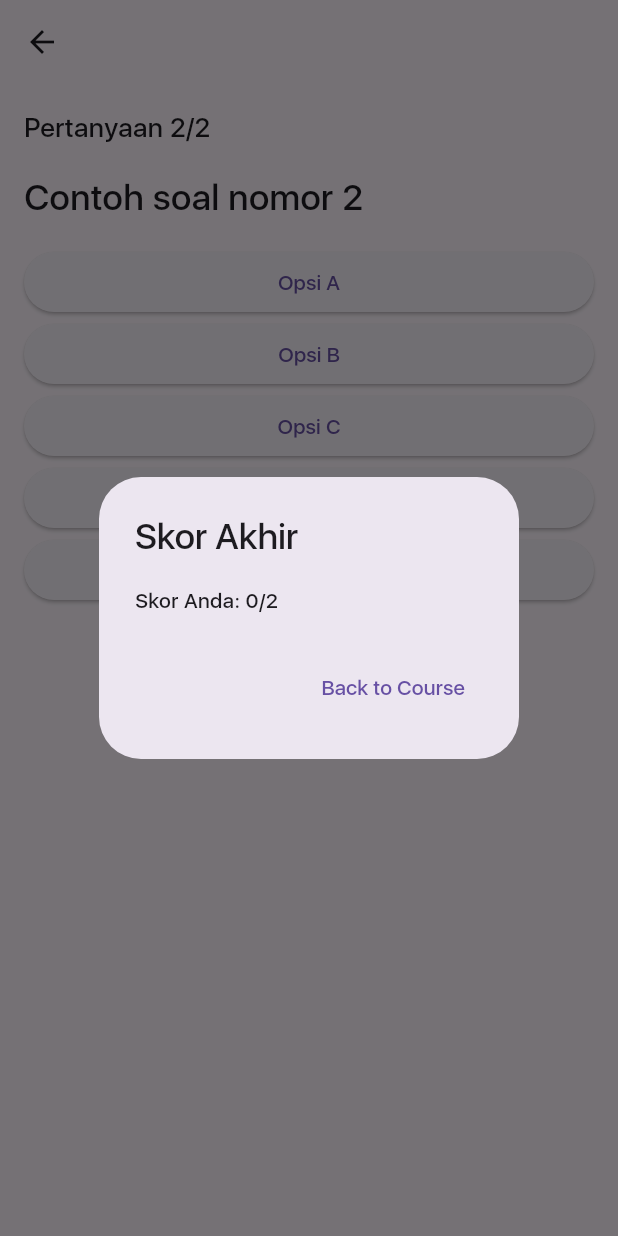
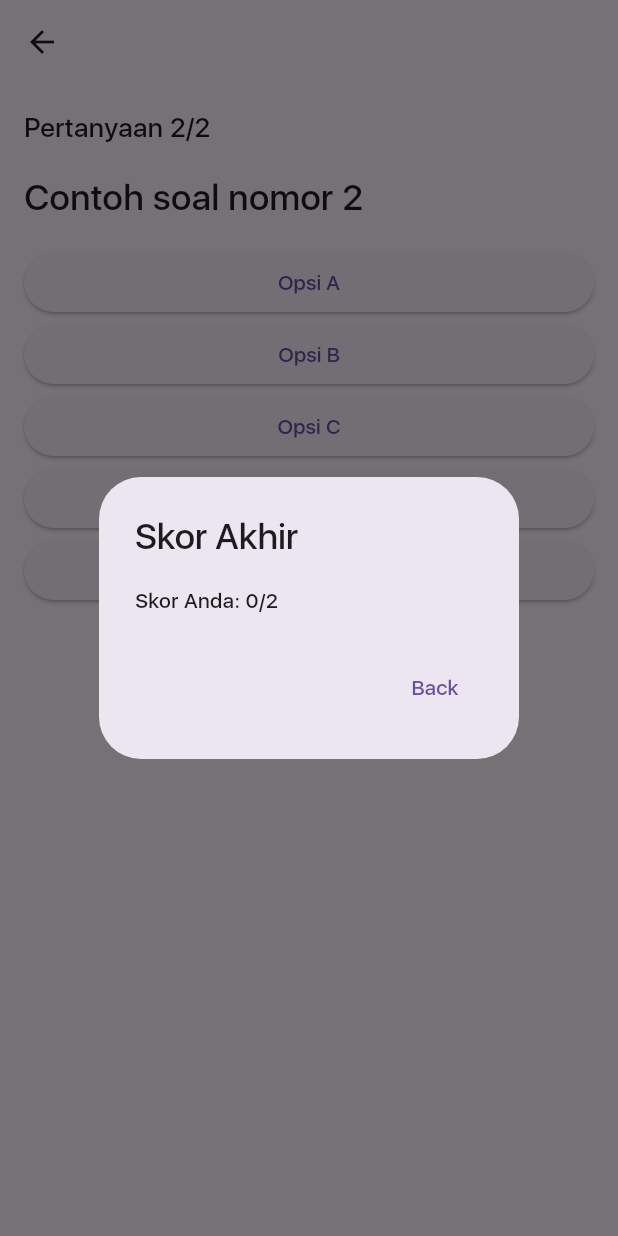
Before and after one commit to ahmdfaizf/APB_EduHub, a Flutter app: the QuizPage screen opened directly with empty values, after a tap on "Opsi A", after a tap on "Opsi B", on a phone screen of 412 x 824 dp. Run offline on Flutter 3.47's test engine with Material 3 defaults, Android fonts, the phone set to English and light mode, and no system bars; our stand-ins replace carousel_slider, cloud_firestore, firebase_auth, firebase_core; accounts and stored records are empty; project files that could hold a hidden picture were left out.

Commit message:
Quiza page done (static)

```diff
--- a/APB_APP/edu_hub/lib/page/quiz_page.dart
+++ b/APB_APP/edu_hub/lib/page/quiz_page.dart
@@ -1,6 +1,7 @@
 import 'package:edu_hub/page/course_detail_page.dart';
 import 'package:edu_hub/page/course_quiz_page.dart'; // Impor file course_quiz_page.dart
 import 'package:edu_hub/page/home_page.dart';
+import 'package:edu_hub/page/main_page.dart';
 import 'package:edu_hub/page/welcome_page.dart';
 import 'package:flutter/material.dart';
 
@@ -52,11 +53,11 @@ class _QuizPageState extends State<QuizPage> {
                   Navigator.pushReplacement(
                     context,
                     MaterialPageRoute(
-                      builder: (context) => CourseDetailPage(), // Navigasi ke CourseQuizPage
+                      builder: (context) => MainPage(),
                     ),
                   );
                 },
-                child: Text('Back to Course'),
+                child: Text('Back'),
               ),
             ],
           );
```
